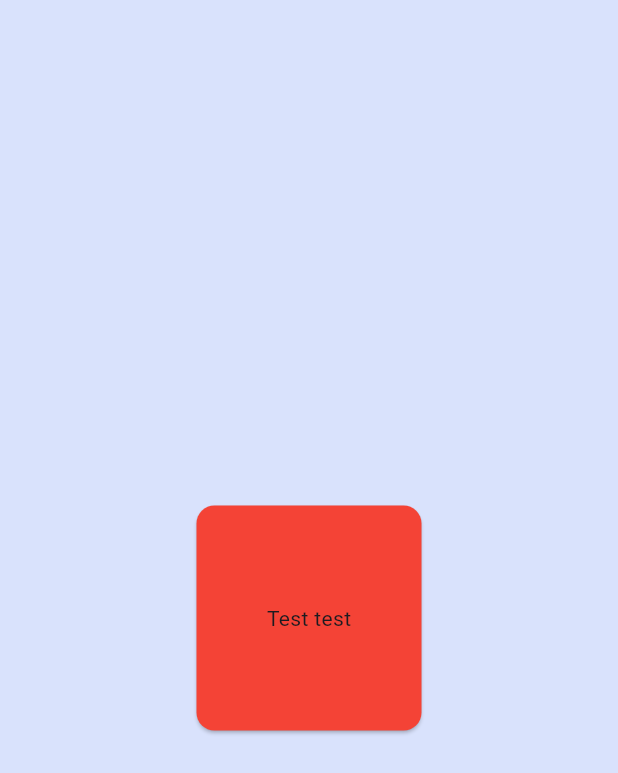
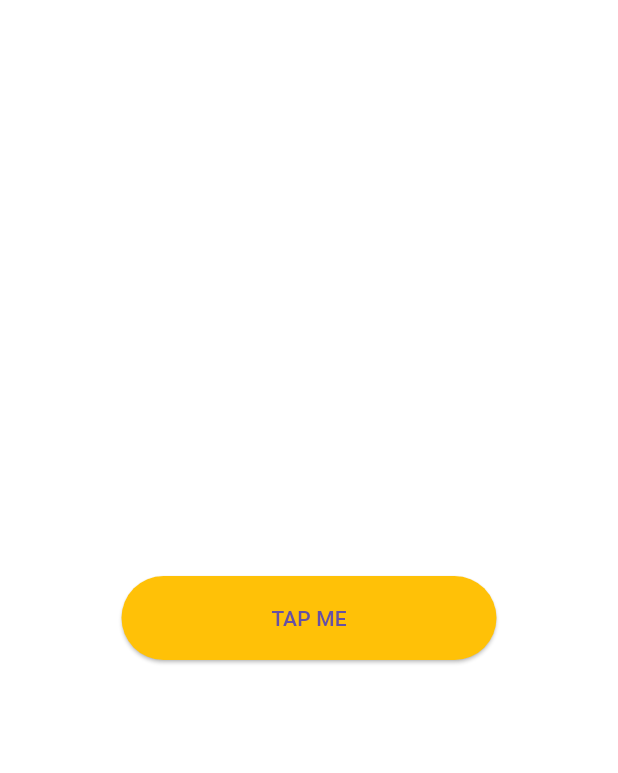
Before and after one commit to AndryMaster/flutter-learning, a Flutter app: the screen it shows after launch, on a phone screen of 412 x 824 dp. Shown: the top 773 px of the screen. Run offline on Flutter 3.47's test engine with Material 3 defaults, Android fonts, the phone set to English and light mode, and no system bars.

Commit message:
up to 3.6

```diff
--- a/lib/main.dart
+++ b/lib/main.dart
@@ -1,130 +1,166 @@
 import 'package:flutter/material.dart';
-import 'dart:math';
 
-void main() => runApp(MyApp());
+/// Intervals
+
+void main() {
+  runApp(MyApp());
+}
 
 class MyApp extends StatelessWidget {
   @override
   Widget build(BuildContext context) {
     return MaterialApp(
+      theme: ThemeData.light().copyWith(
+        scaffoldBackgroundColor: Colors.white,
+      ),
       debugShowCheckedModeBanner: false,
-      theme: ThemeData.light(),
-      home: const Scaffold(
-        backgroundColor: Color(0xFFd9e2fc),
-        body: Center(
-          child: AnimatedFlipWrapper(),
+      home: const ButtonScreen(),
+    );
+  }
+}
+
+class ButtonScreen extends StatefulWidget {
+  const ButtonScreen({super.key});
+
+  @override
+  State<ButtonScreen> createState() => _ButtonScreenState();
+}
+
+class _ButtonScreenState extends State<ButtonScreen> {
+  @override
+  Widget build(BuildContext context) {
+    return const Scaffold(
+      body: Center(child: _Button()),
+    );
+  }
+}
+
+class _Button extends StatefulWidget {
+  const _Button();
+
+  @override
+  State<_Button> createState() => _ButtonState();
+}
+
+class _ButtonState extends State<_Button>
+    with SingleTickerProviderStateMixin<_Button> {
+  late final AnimationController _scaleController = AnimationController(
+    vsync: this,
+    duration: const Duration(
+      milliseconds: 600,
+    ),
+  );
+
+  late final Animation<double> _hide = Tween<double>(
+    begin: 1,
+    end: 0,
+  ).animate(
+    CurvedAnimation(
+      parent: _scaleController,
+      curve: const Interval(
+        0.0,
+        0.5,
+      ),
+    ),
+  );
+  late final Animation<double> _show = Tween<double>(
+    begin: 0,
+    end: 1,
+  ).animate(
+    CurvedAnimation(
+      parent: _scaleController,
+      curve: const Interval(
+        0.5,
+        1,
+      ),
+    ),
+  );
+
+  bool _isLoading = false;
+
+  @override
+  void dispose() {
+    _scaleController.dispose();
+    super.dispose();
+  }
+
+  @override
+  Widget build(BuildContext context) {
+    return Stack(
+      children: [
+        Center(
+          child: AnimatedBuilder(
+            animation: _show,
+            child: Center(
+              child: GestureDetector(
+                onTap: _handleTap,
+                child: const _Loader(),
+              ),
+            ),
+            builder: (context, child) {
+              return Transform.scale(
+                scale: _show.value,
+                child: child,
+              );
+            },
+          ),
         ),
+        Center(
+          child: SizedBox(
+            width: 250,
+            height: 56,
+            child: AnimatedBuilder(
+              animation: _hide,
+              child: ElevatedButton(
+                style: ElevatedButton.styleFrom(
+                  backgroundColor: Colors.amber,
+                ),
+                onPressed: _handleTap,
+                child: const Center(child: Text('TAP ME')),
+              ),
+              builder: (context, child) {
+                return Transform.scale(
+                  scale: _hide.value,
+                  child: child,
+                );
+              },
+            ),
+          ),
+        ),
+      ],
+    );
+  }
+
+  void _handleTap() {
+    if (_isLoading) {
+      _scaleController.reverse();
+    } else {
+      _scaleController.forward();
+    }
+
+    setState(() {
+      _isLoading = !_isLoading;
+    });
+  }
+}
+
+class _Loader extends StatelessWidget {
+  const _Loader();
+
+  @override
+  Widget build(BuildContext context) {
+    return Container(
+      width: 49,
+      height: 49,
+      decoration: const BoxDecoration(
+        shape: BoxShape.circle,
+        color: Colors.redAccent,
+      ),
+      clipBehavior: Clip.hardEdge,
+      padding: const EdgeInsets.all(11),
+      child: const CircularProgressIndicator(
+        color: Colors.white,
       ),
     );
   }
 }
-
-class AnimatedFlip extends StatelessWidget {
-  final Widget front;
-  final Widget back;
-  final VoidCallback onTap;
-  final bool isFlipped;
-
-  const AnimatedFlip({
-    required this.front,
-    required this.back,
-    required this.onTap,
-    required this.isFlipped,
-    super.key,
-  });
-
-  @override
-  Widget build(BuildContext context) {
-    return GestureDetector(
-      onTap: onTap,
-      child: TweenAnimationBuilder(
-        duration: const Duration(milliseconds: 700),
-        curve: Curves.easeOut,
-        tween: Tween<double>(
-          begin: 0,
-          end: isFlipped ? 180 : 0,
-        ),
-        builder: (context, value, child) {
-          final content = value < 90
-              ? front
-              : RotationY(
-            rotationY: 180,
-            child: back,
-          );
-
-          return RotationY(
-            rotationY: value,
-            child: content,
-          );
-        },
-      ),
-    );
-  }
-}
-
-class AnimatedFlipWrapper extends StatefulWidget {
-  const AnimatedFlipWrapper({super.key});
-
-  @override
-  State<AnimatedFlipWrapper> createState() => _AnimatedFlipWrapperState();
-}
-
-class _AnimatedFlipWrapperState extends State<AnimatedFlipWrapper> {
-  bool isFlipped = false;
-
-  @override
-  Widget build(BuildContext context) {
-    return AnimatedFlip(
-      front: const Card(
-        color: Colors.red,
-        child: SizedBox(
-          width: 150,
-          height: 150,
-          child: Center(
-            child: Text('Test test'),
-          ),
-        ),
-      ),
-      back: const Card(
-        color: Colors.blue,
-        child: SizedBox(
-          width: 150,
-          height: 150,
-          child: Center(
-            child: Text('Яндекс Образование'),
-          ),
-        ),
-      ),
-      isFlipped: isFlipped,
-      onTap: () {
-        setState(() {
-          isFlipped = !isFlipped;
-        });
-      },
-    );
-  }
-}
-
-class RotationY extends StatelessWidget {
-  static const double _degrees2Radians = pi / 180;
-
-  final Widget child;
-  final double rotationY;
-
-  const RotationY({
-    required this.child,
-    this.rotationY = 0,
-    super.key,
-  });
-
-  @override
-  Widget build(BuildContext context) {
-    return Transform(
-      alignment: FractionalOffset.center,
-      transform: Matrix4.identity()
-        ..setEntry(3, 2, 0.001)
-        ..rotateY(rotationY * _degrees2Radians),
-      child: child,
-    );
-  }
-}
```
